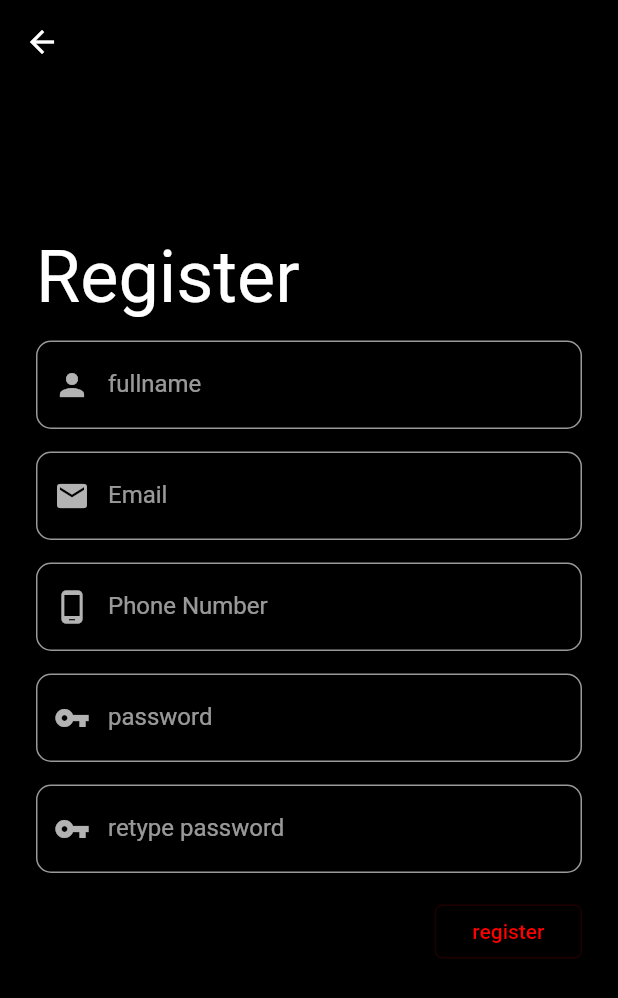
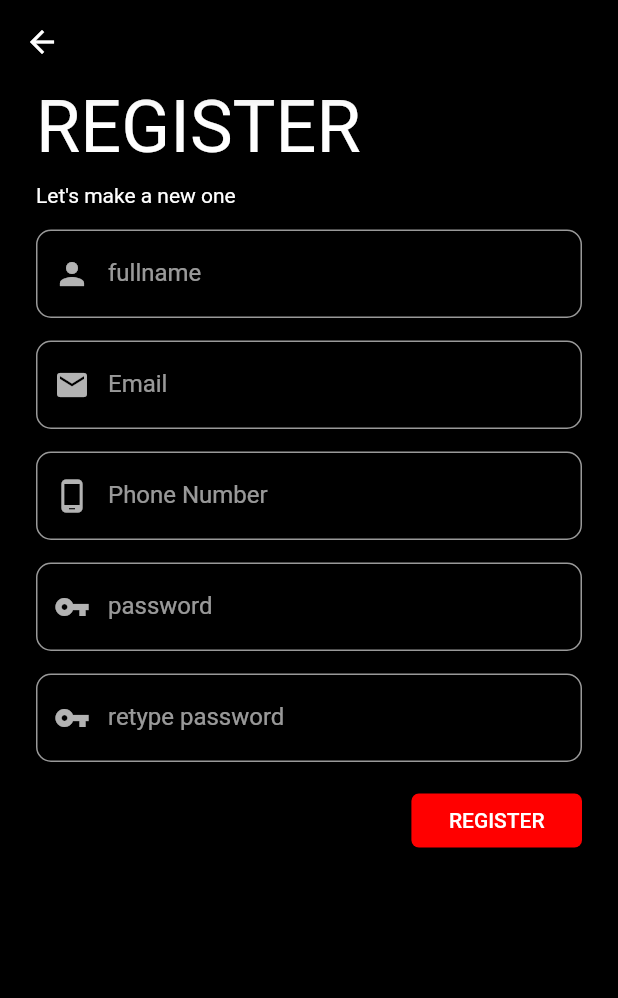
Before and after one commit to envisse/flutter_MoviePedia, a Flutter app: the LoginPage screen opened directly, after a tap on "LOGIN", after a tap on "sign up", on a phone screen of 412 x 824 dp. Shown: the top 998 px of the screen. Run offline on Flutter 3.47's test engine with Material 2 defaults, Android fonts, the phone set to English and light mode, and no system bars; our stand-ins replace bloc, carousel_slider, shared_preferences; accounts and stored records are empty.

Commit message:
update architecture

```diff
--- /dev/null
+++ b/lib/business_logic/bloc/bloc/authentication_event.dart
@@ -0,0 +1,4 @@
+part of 'authentication_bloc.dart';
+
+@immutable
+abstract class AuthenticationEvent {}
--- /dev/null
+++ b/lib/business_logic/bloc/bloc/authentication_state.dart
@@ -0,0 +1,6 @@
+part of 'authentication_bloc.dart';
+
+@immutable
+abstract class AuthenticationState {}
+
+class AuthenticationInitial extends AuthenticationState {}
--- a/lib/route/app_route.dart
+++ b/lib/route/app_route.dart
@@ -6,11 +6,11 @@ import 'package:flutter_movie_blocpattern/view/pages/base.dart';
 class AppRoute {
   Route? onGenerateRoute(RouteSettings routeSettings) {
     switch (routeSettings.name) {
+      // case ('/'):
+      //   return MaterialPageRoute(builder: (context) => Screenpage());
+
       case ('/'):
-        return MaterialPageRoute(builder: (context) => Screenpage());
-
-      case ('/home'):
-        return MaterialPageRoute(builder: (context) => Screenpage());
+        return MaterialPageRoute(builder: (context) => LoginPage());
 
       case ('/movie'):
         return MaterialPageRoute(
--- a/lib/view/pages/login_page.dart
+++ b/lib/view/pages/login_page.dart
@@ -6,12 +6,25 @@ class LoginPage extends StatefulWidget {
 }
 
 class _LoginPageState extends State<LoginPage> {
+  final GlobalKey<FormState> _formkey = GlobalKey<FormState>();
   TextEditingController _email = TextEditingController();
   TextEditingController _password = TextEditingController();
-  final _formkey = GlobalKey<FormState>();
-  bool validate = true;
+  bool _validate = true;
 
-  var authentication = Authentication();
+  //button action function
+  _onLoginButtonPressed() {
+    if (_formkey.currentState!.validate()) {
+      print('coming soon with bloc pattern');
+    } else {
+      setState(() {
+        _validate = false;
+      });
+    }
+  }
+
+  _onSignupButtonPressed() {
+    Navigator.pushNamed(context, '/register');
+  }
 
   @override
   Widget build(BuildContext context) {
@@ -29,14 +42,17 @@ class _LoginPageState extends State<LoginPage> {
                   children: [
                     Align(
                       alignment: Alignment.topLeft,
-                      child: TextComponent(textcomp: Textcomp.heading1, text: 'LOGIN'),
+                      child: TextComponent(
+                          textcomp: Textcomp.heading1, text: 'LOGIN'),
                     ),
                     SizedBox(
                       height: 10,
                     ),
                     Align(
                       alignment: Alignment.topLeft,
-                      child: TextComponent(textcomp: Textcomp.body, text: 'please sign in to continue'),
+                      child: TextComponent(
+                          textcomp: Textcomp.body,
+                          text: 'please sign in to continue'),
                     ),
                     SizedBox(
                       height: 15,
@@ -46,7 +62,7 @@ class _LoginPageState extends State<LoginPage> {
                         validator: (value) =>
                             value!.isEmpty ? 'fill email' : null,
                         controller: _email,
-                        icons: validate
+                        icons: _validate
                             ? Icon(
                                 Icons.person,
                                 color: null,
@@ -64,7 +80,7 @@ class _LoginPageState extends State<LoginPage> {
                           value!.isEmpty ? 'fill password' : null,
                       obsecure: true,
                       controller: _password,
-                      icons: validate
+                      icons: _validate
                           ? Icon(Icons.vpn_key, color: null)
                           : Icon(Icons.vpn_key, color: Dimens.color_error),
                     ),
@@ -74,41 +90,25 @@ class _LoginPageState extends State<LoginPage> {
                     Row(
                       mainAxisAlignment: MainAxisAlignment.end,
                       children: [
-                        ElevatedButton(
-                          onPressed: () {
-                            if (_formkey.currentState!.validate()) {
-                              authentication.login(
-                                  _email.text, _password.text, context);
-                              setState(() {
-                                validate = true;
-                              });
-                            } else {
-                              setState(() {
-                                validate = false;
-                              });
-                            }
-                          },
-                          child: Text('LOGIN'),
-                        ),
+                        ButtonComponent(
+                            text: 'LOGIN',
+                            function: _onLoginButtonPressed,
+                            buttonComponentStyle:
+                                ButtonComponentStyle.ButtonContained),
                       ],
                     ),
                   ],
                 ),
               ),
-              SizedBox(
-                height: 150,
-                child: Row(
+              Row(
                 mainAxisAlignment: MainAxisAlignment.center,
                 children: [
                   Text('Dont have an account ?'),
                   ButtonComponent(
                       text: 'sign up',
-                        function: () {
-                          Navigator.pushNamed(context, '/register');
-                        },
-                        buttonComponentStyle: ButtonComponentStyle.ButtonText)
+                      function: _onSignupButtonPressed,
+                      buttonComponentStyle: ButtonComponentStyle.ButtonText),
                 ],
-                ),
               ),
             ],
           ),
--- a/lib/view/pages/register_page.dart
+++ b/lib/view/pages/register_page.dart
@@ -7,15 +7,24 @@ class Registerpage extends StatefulWidget {
 }
 
 class _RegisterpageState extends State<Registerpage> {
-  //inizialize
+  final _formkey = GlobalKey<FormState>();
   TextEditingController _fullname = TextEditingController();
   TextEditingController _email = TextEditingController();
   TextEditingController _password = TextEditingController();
   TextEditingController _retypepassword = TextEditingController();
   TextEditingController _hp = TextEditingController();
-  bool validate = true;
-  Authentication _authentication = Authentication();
-  final _formkey = GlobalKey<FormState>();
+  bool _validate = true;
+
+  //button action function
+  _onRegisterButtonPressed() {
+    if (_formkey.currentState!.validate()) {
+      print('coming soon with bloc pattern');
+    } else {
+      setState(() {
+        _validate = false;
+      });
+    }
+  }
 
   @override
   Widget build(BuildContext context) {
@@ -23,19 +32,25 @@ class _RegisterpageState extends State<Registerpage> {
       appBar: AppBar(
         backgroundColor: Dimens.color_background,
       ),
-      body: Container(
+      body: SingleChildScrollView(
+        child: Container(
           margin: EdgeInsets.symmetric(horizontal: 24),
           child: Form(
             key: _formkey,
             child: Column(
               children: [
+                Align(
+                  alignment: Alignment.topLeft,
+                  child: TextComponent(
+                      textcomp: Textcomp.heading1, text: 'REGISTER'),
+                ),
                 SizedBox(
-                height: 100,
+                  height: 10,
                 ),
                 Align(
                   alignment: Alignment.topLeft,
                   child: TextComponent(
-                    textcomp: Textcomp.heading1, text: 'Register'),
+                      textcomp: Textcomp.body, text: "Let's make a new one"),
                 ),
                 SizedBox(
                   height: 15,
@@ -44,7 +59,7 @@ class _RegisterpageState extends State<Registerpage> {
                   hint: 'fullname',
                   validator: (value) => value!.isEmpty ? 'fill fullname' : null,
                   controller: _fullname,
-                icons: validate
+                  icons: _validate
                       ? Icon(
                           Icons.person,
                           color: null,
@@ -58,7 +73,7 @@ class _RegisterpageState extends State<Registerpage> {
                   hint: 'Email',
                   validator: (value) => value!.isEmpty ? 'fill email' : null,
                   controller: _email,
-                icons: validate
+                  icons: _validate
                       ? Icon(
                           Icons.mail,
                           color: null,
@@ -75,7 +90,7 @@ class _RegisterpageState extends State<Registerpage> {
                   hint: 'Phone Number',
                   validator: (value) => value!.isEmpty ? 'fill email' : null,
                   controller: _hp,
-                icons: validate
+                  icons: _validate
                       ? Icon(
                           Icons.phone_android,
                           color: null,
@@ -90,10 +105,10 @@ class _RegisterpageState extends State<Registerpage> {
                 ),
                 Textformfieldcomponent(
                   hint: 'password',
-                validator: (value) => value!.isEmpty ? 'fill email' : null,
+                  validator: (value) => value!.isEmpty ? 'fill password' : null,
                   obsecure: true,
                   controller: _password,
-                icons: validate
+                  icons: _validate
                       ? Icon(
                           Icons.vpn_key,
                           color: null,
@@ -108,9 +123,13 @@ class _RegisterpageState extends State<Registerpage> {
                 ),
                 Textformfieldcomponent(
                   hint: 'retype password',
-                validator: (value) => value!.isEmpty ? 'fill email' : null,
+                  validator: (value) => value!.isEmpty
+                      ? 'fill password'
+                      : value != _password.text
+                          ? 'password not match'
+                          : null,
                   controller: _retypepassword,
-                icons: validate
+                  icons: _validate
                       ? Icon(
                           Icons.vpn_key,
                           color: null,
@@ -126,14 +145,12 @@ class _RegisterpageState extends State<Registerpage> {
                 Align(
                   alignment: Alignment.topRight,
                   child: ButtonComponent(
-                    text: 'register',
-                    function: () {
-                      _authentication.register(_fullname.text, _email.text,
-                          _password.text, _hp.text);
-                    },
-                    buttonComponentStyle: ButtonComponentStyle.ButtonOutlined),
+                      text: 'REGISTER',
+                      function: _onRegisterButtonPressed,
+                      buttonComponentStyle: ButtonComponentStyle.ButtonContained),
                 )
               ],
+            ),
           ),
         ),
       ),
```
Also changed, not shown: lib/business_logic/bloc/bloc/authentication_bloc.dart (added, +18 -0 lines), lib/data/models/userModel.dart (renamed from lib/data/models/user.dart), lib/data/provider/userProvider.dart (added), lib/data/repository/userRepository.dart (added). Lines whose indentation alone changed are shown as unchanged.
